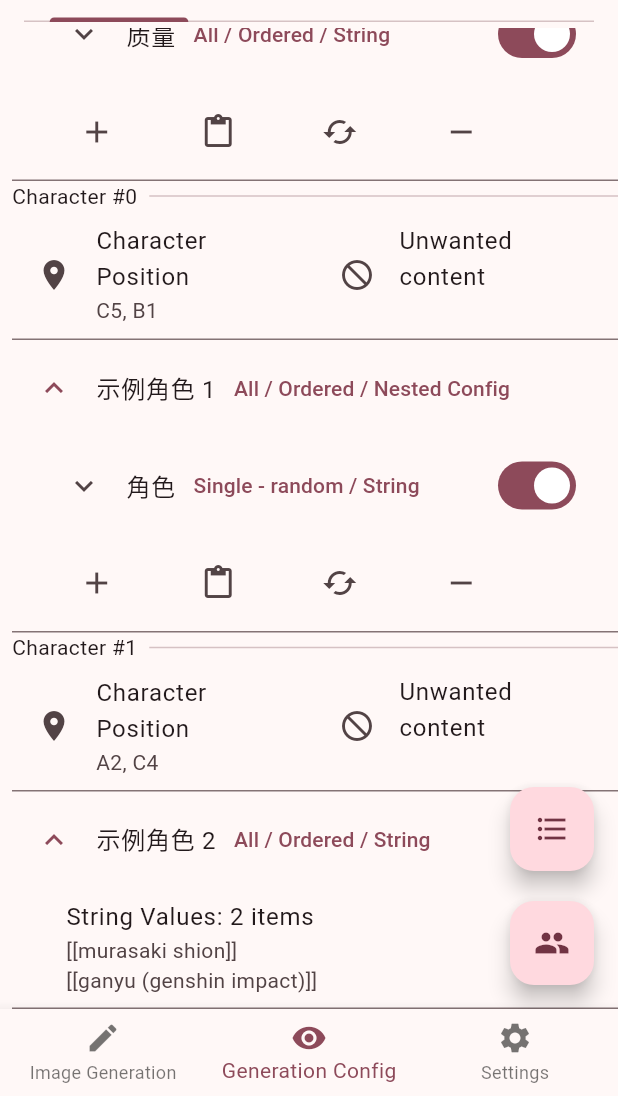
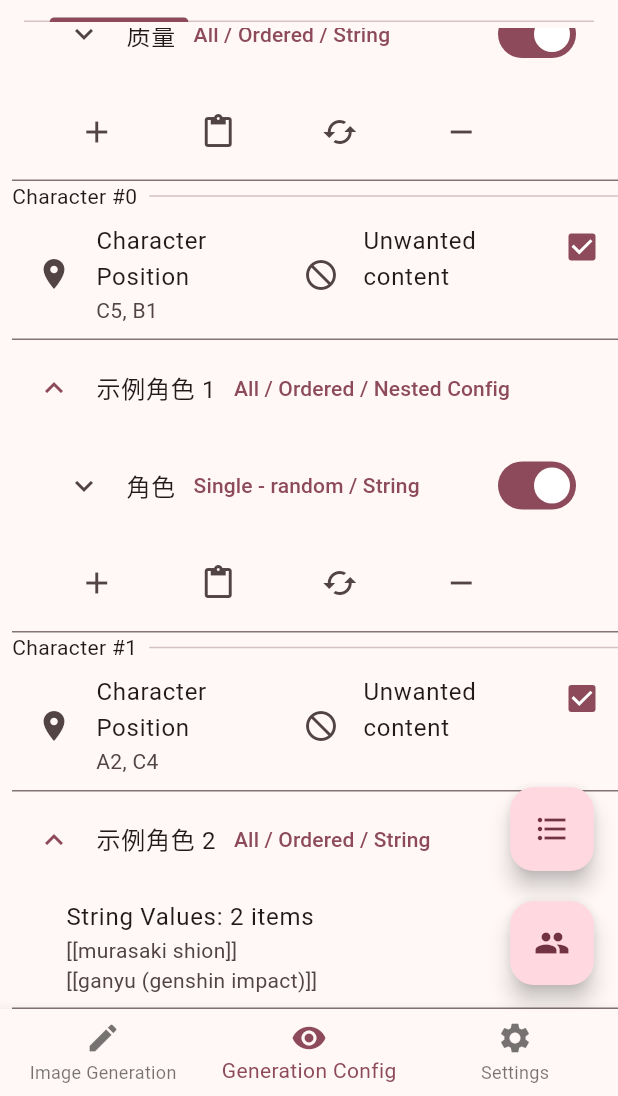
Before and after one commit to Exception0x0194/NAI-Generator-Flutter, a Flutter app: the screen it shows after launch, item 2 of the bottom bar chosen, scrolled down 558 dp, on a phone screen of 412 x 824 dp, the part 140-1236 px from its top. Run offline on Flutter 3.47's test engine with Material 3 defaults, Android fonts, the phone set to English and light mode, and no system bars; our stand-ins replace adaptive_theme, device_info_plus, easy_localization, file_picker, flutter_markdown, get_it and 6 more; missing offline and left inert: blinking_text, encrypt, flutter_command, gzip, image_size_getter, saver_gallery and 3 more; accounts and stored records are empty.

Commit message:
添加了角色配置的启用/禁用功能

```diff
--- a/lib/data/models/character_config.dart
+++ b/lib/data/models/character_config.dart
@@ -18,11 +18,13 @@ class CharacterConfig {
   List<Point<int>> positions;
   PromptConfig positivePromptConfig;
   String negativePrompt;
+  bool enabled;
 
   CharacterConfig({
     required this.positions,
     required this.positivePromptConfig,
     required this.negativePrompt,
+    required this.enabled,
   });
 
   CharacterPromptResult getPrompt() {
@@ -43,9 +45,11 @@ class CharacterConfig {
 
   factory CharacterConfig.fromEmpty() {
     return CharacterConfig(
-        positions: [],
-        positivePromptConfig: PromptConfig(),
-        negativePrompt: '');
+      positions: [],
+      positivePromptConfig: PromptConfig(),
+      negativePrompt: '',
+      enabled: true,
+    );
   }
 
   factory CharacterConfig.fromJson(Map<String, dynamic> json) {
@@ -58,7 +62,8 @@ class CharacterConfig {
     return CharacterConfig(
       positions: positions,
       positivePromptConfig: PromptConfig.fromJson(json['positivePromptConfig']),
-      negativePrompt: json['negativePrompt'],
+      negativePrompt: json['negativePrompt'] ?? '',
+      enabled: json['enabled'] ?? true,
     );
   }
 
@@ -72,6 +77,7 @@ class CharacterConfig {
       }).toList(),
       'positivePromptConfig': positivePromptConfig.toJson(),
       'negativePrompt': negativePrompt,
+      'enabled': enabled,
     };
   }
 }
--- a/lib/ui/character_config/view_models/character_config_viewmodel.dart
+++ b/lib/ui/character_config/view_models/character_config_viewmodel.dart
@@ -40,4 +40,10 @@ class CharacterConfigViewmodel extends ChangeNotifier {
     }
     notifyListeners();
   }
+
+  void setEnabled(bool? value) {
+    if (value == null) return;
+    config.enabled = value;
+    notifyListeners();
+  }
 }
--- a/lib/ui/character_config/widgets/character_config_view.dart
+++ b/lib/ui/character_config/widgets/character_config_view.dart
@@ -15,16 +15,21 @@ class CharacterConfigView extends StatelessWidget {
 
   @override
   Widget build(BuildContext context) {
-    return ChangeNotifierProvider.value(
-      value: viewmodel,
-      child: Consumer<CharacterConfigViewmodel>(
-        builder: (context, viewmodel, child) {
-          return Column(
+    return ListenableBuilder(
+      listenable: viewmodel,
+      builder: (context, _) => DecoratedBox(
+        decoration: BoxDecoration(
+          color: Theme.of(context)
+              .disabledColor
+              .withAlpha(viewmodel.config.enabled ? 0 : 30),
+        ),
+        child: Column(
           mainAxisAlignment: MainAxisAlignment.start,
           mainAxisSize: MainAxisSize.min,
           crossAxisAlignment: CrossAxisAlignment.start,
           children: [
             Row(
+              crossAxisAlignment: CrossAxisAlignment.start,
               children: [
                 Expanded(
                     child: ListTile(
@@ -40,15 +45,17 @@ class CharacterConfigView extends StatelessWidget {
                         currentValue: viewmodel.config.negativePrompt,
                         maxLines: 1,
                         onEditComplete: (value) =>
-                              viewmodel.setNegativePrompt(value)))
+                            viewmodel.setNegativePrompt(value))),
+                Checkbox(
+                    value: viewmodel.config.enabled,
+                    onChanged: (value) => viewmodel.setEnabled(value)),
               ],
             ),
             PromptConfigView(
                 viewModel: PromptConfigViewModel(
                     config: viewmodel.config.positivePromptConfig)),
           ],
-          );
-        },
+        ),
       ),
     );
   }
```
Also changed, not shown: lib/data/use_cases/generate_payload_use_case.dart (+7 -7 lines), lib/ui/navigation/view_models/navigation_view_model.dart (+5 -6 lines). Lines whose indentation alone changed are shown as unchanged.
